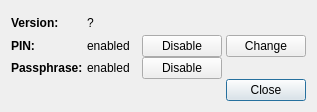
Qt form src/ui/ui_hw_setup_dlg.ui (Bertrand256/dash-masternode-tool) before a commit.
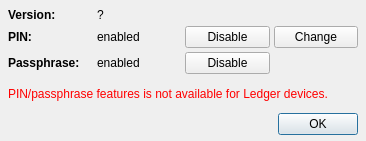
The same form after that commit.

Commit message: Signing messages with Ledger Nano S

Diff of the .ui file:
```diff
--- a/src/ui/ui_hw_setup_dlg.ui
+++ b/src/ui/ui_hw_setup_dlg.ui
@@ -6,63 +6,34 @@
    <rect>
     <x>0</x>
     <y>0</y>
-    <width>317</width>
-    <height>112</height>
+    <width>366</width>
+    <height>141</height>
    </rect>
   </property>
   <property name="windowTitle">
    <string>Dialog</string>
   </property>
+  <layout class="QVBoxLayout" name="verticalLayout">
+   <property name="spacing">
+    <number>8</number>
+   </property>
+   <property name="leftMargin">
+    <number>8</number>
+   </property>
+   <property name="topMargin">
+    <number>8</number>
+   </property>
+   <property name="rightMargin">
+    <number>8</number>
+   </property>
+   <property name="bottomMargin">
+    <number>6</number>
+   </property>
+   <item>
   <layout class="QGridLayout" name="gridLayout">
-   <property name="horizontalSpacing">
+     <property name="spacing">
     <number>4</number>
    </property>
-   <property name="verticalSpacing">
-    <number>0</number>
-   </property>
-   <item row="1" column="2">
-    <widget class="QPushButton" name="btnEnDisPin">
-     <property name="text">
-      <string>Disable</string>
-     </property>
-     <property name="autoDefault">
-      <bool>false</bool>
-     </property>
-    </widget>
-   </item>
-   <item row="3" column="3">
-    <widget class="QPushButton" name="btnClose">
-     <property name="text">
-      <string>Close</string>
-     </property>
-    </widget>
-   </item>
-   <item row="1" column="0">
-    <widget class="QLabel" name="label">
-     <property name="font">
-      <font>
-       <weight>75</weight>
-       <bold>true</bold>
-      </font>
-     </property>
-     <property name="text">
-      <string>PIN:</string>
-     </property>
-    </widget>
-   </item>
-   <item row="2" column="0">
-    <widget class="QLabel" name="label_3">
-     <property name="font">
-      <font>
-       <weight>75</weight>
-       <bold>true</bold>
-      </font>
-     </property>
-     <property name="text">
-      <string>Passphrase:</string>
-     </property>
-    </widget>
-   </item>
    <item row="2" column="2">
     <widget class="QPushButton" name="btnEnDisPass">
      <property name="text">
@@ -73,10 +44,29 @@
      </property>
     </widget>
    </item>
-   <item row="1" column="1">
-    <widget class="QLabel" name="lblPinStatus">
+     <item row="1" column="0">
+      <widget class="QLabel" name="lblPinStatusLabel">
+       <property name="font">
+        <font>
+         <weight>75</weight>
+         <bold>true</bold>
+        </font>
+       </property>
      <property name="text">
-      <string>enabled</string>
+        <string>PIN:</string>
+       </property>
+      </widget>
+     </item>
+     <item row="0" column="0">
+      <widget class="QLabel" name="label_2">
+       <property name="font">
+        <font>
+         <weight>75</weight>
+         <bold>true</bold>
+        </font>
+       </property>
+       <property name="text">
+        <string>Version:</string>
      </property>
     </widget>
    </item>
@@ -90,6 +80,23 @@
      </property>
     </widget>
    </item>
+     <item row="1" column="1">
+      <widget class="QLabel" name="lblPinStatus">
+       <property name="text">
+        <string>enabled</string>
+       </property>
+      </widget>
+     </item>
+     <item row="1" column="2">
+      <widget class="QPushButton" name="btnEnDisPin">
+       <property name="text">
+        <string>Disable</string>
+       </property>
+       <property name="autoDefault">
+        <bool>false</bool>
+       </property>
+      </widget>
+     </item>
    <item row="2" column="1">
     <widget class="QLabel" name="lblPassStatus">
      <property name="text">
@@ -97,8 +104,8 @@
      </property>
     </widget>
    </item>
-   <item row="0" column="0">
-    <widget class="QLabel" name="label_2">
+     <item row="2" column="0">
+      <widget class="QLabel" name="lblPassStatusLabel">
      <property name="font">
       <font>
        <weight>75</weight>
@@ -106,14 +113,39 @@
       </font>
      </property>
      <property name="text">
-      <string>Version:</string>
+        <string>Passphrase:</string>
      </property>
     </widget>
    </item>
-   <item row="0" column="1">
+     <item row="0" column="1" colspan="3">
     <widget class="QLabel" name="lblVersion">
+       <property name="minimumSize">
+        <size>
+         <width>128</width>
+         <height>0</height>
+        </size>
+       </property>
      <property name="text">
       <string>?</string>
+       </property>
+      </widget>
+     </item>
+    </layout>
+   </item>
+   <item>
+    <widget class="QLabel" name="lblMessage">
+     <property name="styleSheet">
+      <string notr="true">color:red</string>
+     </property>
+     <property name="text">
+      <string>PIN/passphrase features is not available for Ledger devices.</string>
+     </property>
+    </widget>
+   </item>
+   <item>
+    <widget class="QDialogButtonBox" name="buttonBox">
+     <property name="standardButtons">
+      <set>QDialogButtonBox::Ok</set>
      </property>
     </widget>
    </item>
```
Lines whose indentation alone changed are shown as unchanged. The commit also changes 16 other files.
